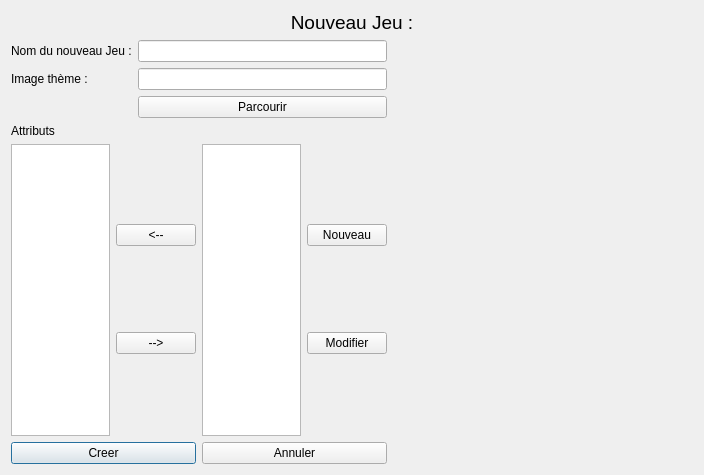
Qt form fenetre/formNouveauJeu.ui (helarion/Application-JDR) before a commit.
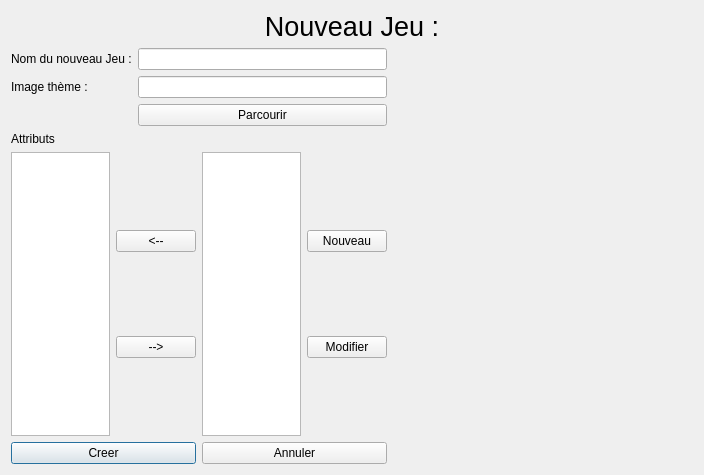
The same form after that commit. Icons and pictures are not drawn.

Diff of the .ui file:
```diff
--- a/fenetre/formNouveauJeu.ui
+++ b/fenetre/formNouveauJeu.ui
@@ -36,7 +36,7 @@
     <widget class="QLabel" name="label_3">
      <property name="font">
       <font>
-       <pointsize>14</pointsize>
+       <pointsize>20</pointsize>
       </font>
      </property>
      <property name="text">
```
Left out of the diff: 6 changed lines with no effect on the pictures.
